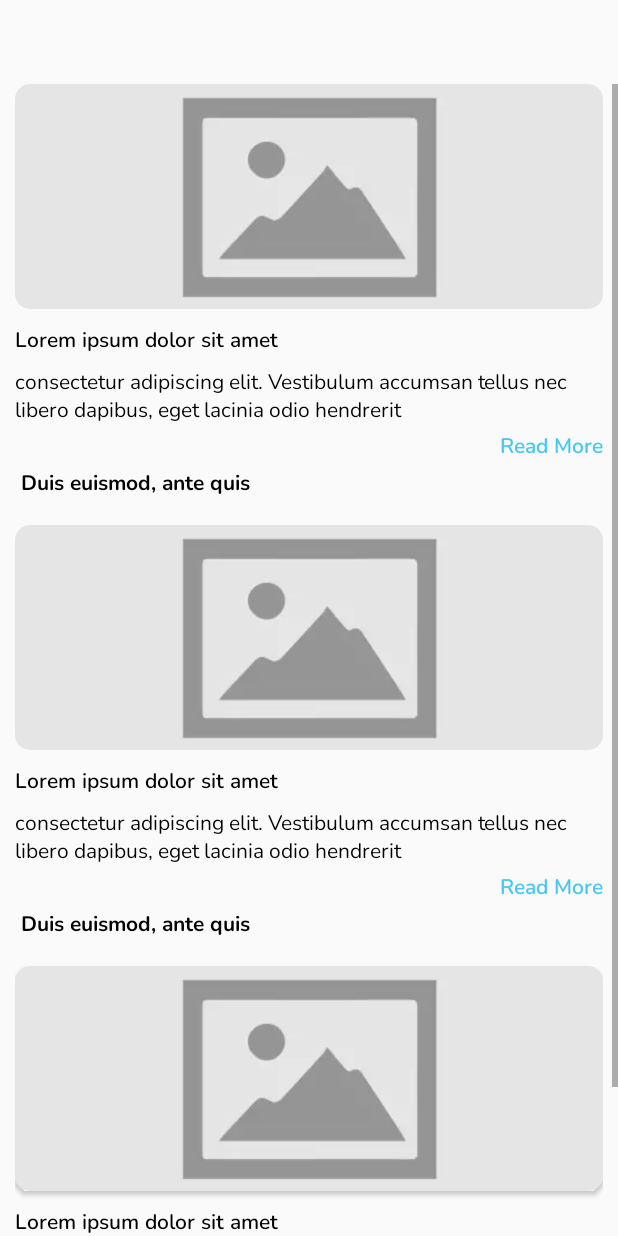
After one commit to naveenbhanuka/NewsApp, an Android app: the layout activity_view_latest_news.xml on its own in the app's theme, with its tools: preview values and no code run, on a phone screen of 412 x 824 dp. The commit adds this screen. Run offline under Robolectric (Android 15) with nearby library versions, the phone set to English and light mode, and no system bars; network calls fail.

Commit message:
View Latest News UI implementation

```diff
--- a/app/src/main/java/com/example/newsapp/utill/extenctions/SupportActionBarExtensions.kt
+++ b/app/src/main/java/com/example/newsapp/utill/extenctions/SupportActionBarExtensions.kt
@@ -42,7 +42,7 @@ fun ActionBar.setActionBar(
 
     //set font family
   //  tv.typeface = Typeface.DEFAULT_BOLD
-    val myCustomFont: Typeface? = ResourcesCompat.getFont(context, R.font.nunito_semi_bold)
+    val myCustomFont: Typeface? = ResourcesCompat.getFont(context, R.font.nunito_bold)
     tv.typeface = myCustomFont
 
 
--- /dev/null
+++ b/app/src/main/res/layout/activity_view_latest_news.xml
@@ -0,0 +1,44 @@
+<?xml version="1.0" encoding="utf-8"?>
+<androidx.constraintlayout.widget.ConstraintLayout xmlns:android="http://schemas.android.com/apk/res/android"
+    xmlns:app="http://schemas.android.com/apk/res-auto"
+    xmlns:tools="http://schemas.android.com/tools"
+    android:layout_width="match_parent"
+    android:layout_height="match_parent">
+
+    <androidx.appcompat.widget.Toolbar
+        android:id="@+id/toolbar_latest_news"
+        android:layout_width="match_parent"
+        android:layout_height="wrap_content"
+        android:background="@color/colorTransparent"
+        app:contentInsetStart="0dp"
+        app:layout_constraintEnd_toEndOf="parent"
+        app:layout_constraintHorizontal_bias="1.0"
+        app:layout_constraintStart_toStartOf="parent"
+        app:layout_constraintTop_toTopOf="parent" />
+
+    <ScrollView
+        android:layout_width="match_parent"
+        android:layout_height="match_parent"
+        android:layout_marginTop="?attr/actionBarSize">
+
+        <androidx.constraintlayout.widget.ConstraintLayout
+            android:layout_width="match_parent"
+            android:layout_height="wrap_content">
+
+            <androidx.recyclerview.widget.RecyclerView
+                android:id="@+id/rv_view_news"
+                android:layout_width="match_parent"
+                android:layout_height="0dp"
+                android:layout_marginStart="10dp"
+                android:layout_marginEnd="10dp"
+                android:clipToPadding="false"
+                app:layout_constraintBottom_toBottomOf="parent"
+                app:layout_constraintEnd_toEndOf="parent"
+                app:layout_constraintStart_toStartOf="parent"
+                tools:listitem="@layout/item_view_news" />
+
+        </androidx.constraintlayout.widget.ConstraintLayout>
+
+    </ScrollView>
+
+</androidx.constraintlayout.widget.ConstraintLayout>
--- /dev/null
+++ b/app/src/main/res/layout/item_view_news.xml
@@ -0,0 +1,85 @@
+<?xml version="1.0" encoding="utf-8"?>
+<androidx.constraintlayout.widget.ConstraintLayout
+    xmlns:android="http://schemas.android.com/apk/res/android"
+    xmlns:app="http://schemas.android.com/apk/res-auto"
+    xmlns:tools="http://schemas.android.com/tools"
+    android:layout_marginBottom="8dp"
+    android:layout_width="match_parent"
+    android:layout_height="wrap_content">
+
+    <androidx.cardview.widget.CardView
+        android:id="@+id/cardView"
+        android:layout_width="wrap_content"
+        android:layout_height="wrap_content"
+        android:background="@drawable/bg_item_round_rectangle"
+        android:elevation="5dp"
+        app:cardCornerRadius="10dp"
+        app:layout_constraintEnd_toEndOf="parent"
+        app:layout_constraintStart_toStartOf="parent"
+        app:layout_constraintTop_toTopOf="parent">
+
+        <androidx.constraintlayout.widget.ConstraintLayout
+            android:layout_width="match_parent"
+            android:layout_height="wrap_content">
+
+            <ImageView
+                android:id="@+id/iv_article_image"
+                android:layout_width="match_parent"
+                android:layout_height="150dp"
+                android:scaleType="centerCrop"
+                app:layout_constraintBottom_toBottomOf="parent"
+                app:layout_constraintStart_toStartOf="parent"
+                app:layout_constraintTop_toTopOf="parent"
+                app:srcCompat="@drawable/placeholder" />
+
+        </androidx.constraintlayout.widget.ConstraintLayout>
+
+    </androidx.cardview.widget.CardView>
+
+    <TextView
+        android:id="@+id/tv_title"
+        style="@style/colorBlackSemiBoldStyle.Size14"
+        android:layout_width="0dp"
+        android:layout_height="wrap_content"
+        android:layout_marginTop="10dp"
+        android:text="Lorem ipsum dolor sit amet"
+        app:layout_constraintEnd_toEndOf="parent"
+        app:layout_constraintStart_toStartOf="parent"
+        app:layout_constraintTop_toBottomOf="@+id/cardView" />
+
+    <TextView
+        android:id="@+id/tv_description"
+        style="@style/colorBlackRegularStyle.Size14"
+        android:layout_width="0dp"
+        android:layout_height="wrap_content"
+        android:layout_marginTop="8dp"
+        android:text="consectetur adipiscing elit. Vestibulum accumsan tellus nec libero dapibus, eget lacinia odio hendrerit"
+        app:layout_constraintEnd_toEndOf="parent"
+        app:layout_constraintStart_toStartOf="parent"
+        app:layout_constraintTop_toBottomOf="@+id/tv_title" />
+
+    <TextView
+        android:id="@+id/tv_read_more"
+        style="@style/colorPrimaryBlueSemiBoldStyle.Size14"
+        android:layout_width="wrap_content"
+        android:layout_height="wrap_content"
+        android:layout_marginTop="4dp"
+        android:text="@string/label_read_more"
+        app:layout_constraintEnd_toEndOf="parent"
+        app:layout_constraintTop_toBottomOf="@+id/tv_description" />
+
+    <TextView
+        android:id="@+id/tv_author"
+        style="@style/colorBlackBoldStyle.Size14"
+        android:layout_width="0dp"
+        android:layout_height="wrap_content"
+        android:layout_marginTop="4dp"
+        android:layout_marginBottom="10dp"
+        android:text=" Duis euismod, ante quis"
+        app:layout_constraintBottom_toBottomOf="parent"
+        app:layout_constraintEnd_toEndOf="parent"
+        app:layout_constraintStart_toStartOf="parent"
+        app:layout_constraintTop_toBottomOf="@+id/tv_read_more"
+        app:layout_constraintVertical_bias="0.0" />
+
+</androidx.constraintlayout.widget.ConstraintLayout>
--- a/app/src/main/res/values/strings.xml
+++ b/app/src/main/res/values/strings.xml
@@ -25,4 +25,6 @@
     <string name="label_finance">Finance</string>
     <string name="label_art">Art</string>
     <string name="label_country">Country</string>
+    <string name="label_read_more">Read More</string>
+    <string name="label_hot_updates">Hot Updates</string>
 </resources>
--- a/app/src/main/res/values/style.xml
+++ b/app/src/main/res/values/style.xml
@@ -76,6 +76,10 @@
         <item name="android:textSize">12sp</item>
     </style>
 
+    <style name="colorBlackBoldStyle.Size14">
+        <item name="android:textSize">14sp</item>
+    </style>
+
 
     <!--Regular-->
 
@@ -97,11 +101,21 @@
         <item name="android:textStyle">normal</item>
     </style>
 
+    <style name="colorBlackRegularStyle">
+        <item name="android:textColor">@color/black</item>
+        <item name="android:fontFamily">@font/nunito_regular</item>
+        <item name="android:textStyle">normal</item>
+    </style>
+
     <style name="colorGrayRegularStyle.Size14">
         <item name="android:textSize">14sp</item>
     </style>
 
     <style name="colorDarkGrayRegularStyle.Size14">
+        <item name="android:textSize">14sp</item>
+    </style>
+
+    <style name="colorBlackRegularStyle.Size14">
         <item name="android:textSize">14sp</item>
     </style>
 
```
Also changed, not shown: app/src/main/java/com/example/newsapp/presentation/adapters/ViewNewsAdapter.kt (added, +52 -0 lines), app/src/main/java/com/example/newsapp/presentation/home/HomeFragment.kt (+19 -1 lines), app/src/main/java/com/example/newsapp/presentation/view_latest_news/ViewLatestNews.kt (added, +45 -0 lines).
